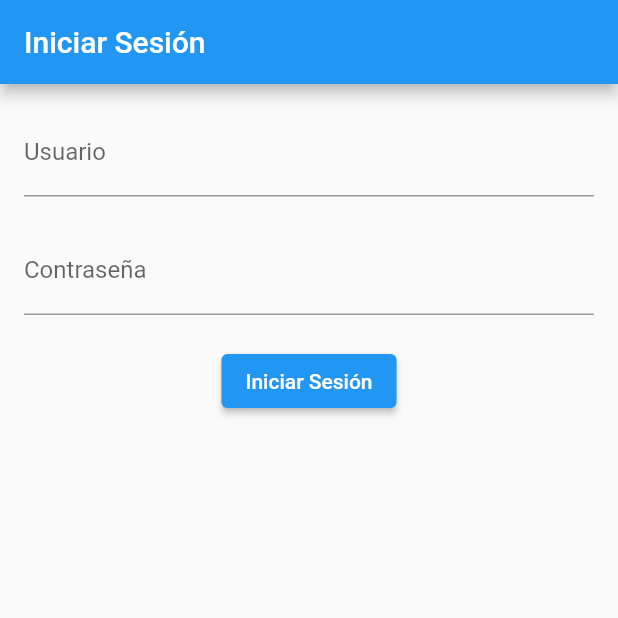
After one commit to caracolcaracola/APP-Movil-with-FLUTTER, a Flutter app: the screen it shows after launch, after a tap on "Iniciar Sesión", on a phone screen of 412 x 824 dp, the top half of it. The commit adds this screen. Run offline on Flutter 3.47's test engine with Material 2 defaults, Android fonts, the phone set to English and light mode, and no system bars; network calls fail.

Commit message:
Login, Buscador
Se agrego un login al principio, necesario para acceder a la app. También se agrego un buscador que te da la info de la herramienta que busques

```diff
--- /dev/null
+++ b/appmovil/lib/login.dart
@@ -0,0 +1,78 @@
+import 'package:flutter/material.dart';
+import 'package:http/http.dart' as http;
+import 'main.dart'; // Import the main.dart file
+
+class LoginPage extends StatefulWidget {
+  @override
+  _LoginPageState createState() => _LoginPageState();
+}
+
+class _LoginPageState extends State<LoginPage> {
+  final TextEditingController _usernameController = TextEditingController();
+  final TextEditingController _passwordController = TextEditingController();
+
+  Future<void> _handleLogin(BuildContext context) async {
+    String username = _usernameController.text;
+    String password = _passwordController.text;
+
+    final response = await http.post(
+      Uri.parse('http://localhost/flutter/verificar_usuario.php'),
+      body: {
+        'username': username,
+        'password': password,
+      },
+    );
+
+    if (response.statusCode == 200) {
+      if (response.body == 'autenticado') {
+        Navigator.pushReplacement(
+          context,
+          MaterialPageRoute(builder: (context) => MyHomePage()), // Navigate to MyHomePage
+        );
+      } else {
+        ScaffoldMessenger.of(context).showSnackBar(
+          SnackBar(
+            content: Text("Credenciales incorrectas"),
+          ),
+        );
+      }
+    } else {
+      ScaffoldMessenger.of(context).showSnackBar(
+        SnackBar(
+          content: Text("Error en la autenticación"),
+        ),
+      );
+    }
+  }
+
+  @override
+  Widget build(BuildContext context) {
+    return Scaffold(
+      appBar: AppBar(
+        title: Text('Iniciar Sesión'),
+      ),
+      body: Padding(
+        padding: EdgeInsets.all(16.0),
+        child: Column(
+          children: <Widget>[
+            TextField(
+              controller: _usernameController,
+              decoration: InputDecoration(labelText: 'Usuario'),
+            ),
+            SizedBox(height: 20),
+            TextField(
+              controller: _passwordController,
+              decoration: InputDecoration(labelText: 'Contraseña'),
+              obscureText: true,
+            ),
+            SizedBox(height: 20),
+            ElevatedButton(
+              onPressed: () => _handleLogin(context),
+              child: Text('Iniciar Sesión'),
+            ),
+          ],
+        ),
+      ),
+    );
+  }
+}
```
Also changed, not shown: appmovil/lib/informes_bd.dart (deleted, +0 -149 lines), appmovil/lib/main.dart (+64 -17 lines).
